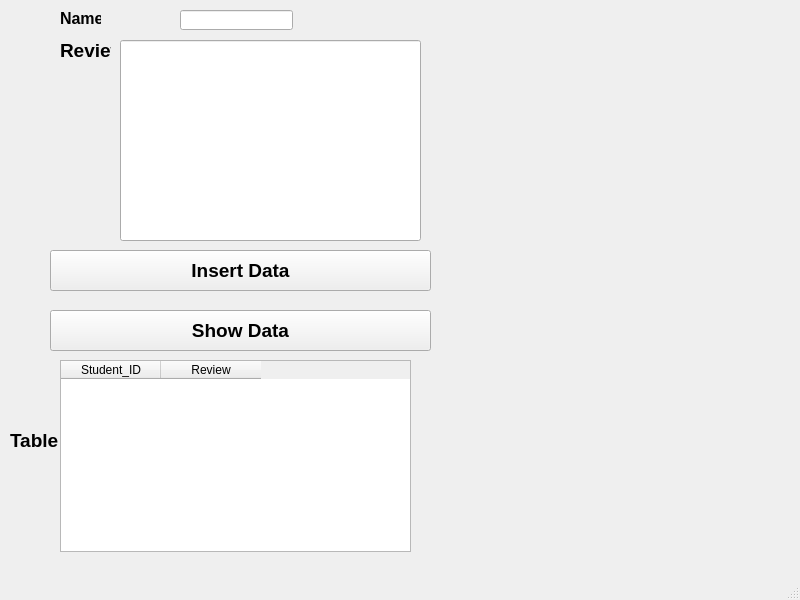
The window that PeerPilot/mainwindow/mainwindow.ui (lsevcik/peerpilot) describes before a commit, drawn with Qt 5.
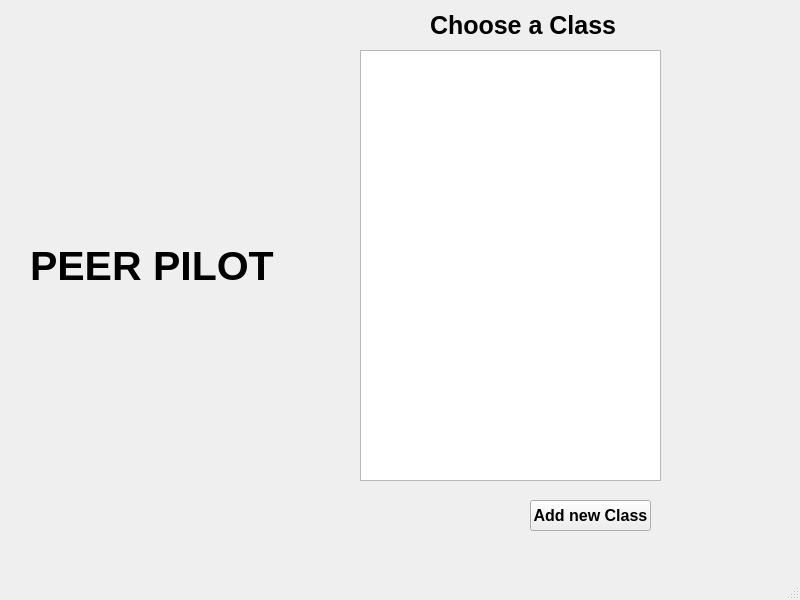
The same window after the commit.

The edit to the form file:
```diff
--- a/PeerPilot/mainwindow/mainwindow.ui
+++ b/PeerPilot/mainwindow/mainwindow.ui
@@ -14,52 +14,61 @@
    <string>MainWindow</string>
   </property>
   <widget class="QWidget" name="centralwidget">
-   <widget class="QLineEdit" name="lineEdit">
+   <widget class="QLabel" name="label_Title">
     <property name="geometry">
      <rect>
-      <x>180</x>
+      <x>30</x>
+      <y>220</y>
+      <width>261</width>
+      <height>91</height>
+     </rect>
+    </property>
+    <property name="font">
+     <font>
+      <pointsize>31</pointsize>
+      <bold>true</bold>
+     </font>
+    </property>
+    <property name="text">
+     <string>PEER PILOT</string>
+    </property>
+   </widget>
+   <widget class="QLabel" name="label_ChooseClass">
+    <property name="geometry">
+     <rect>
+      <x>430</x>
       <y>10</y>
-      <width>113</width>
-      <height>20</height>
+      <width>191</width>
+      <height>31</height>
      </rect>
     </property>
+    <property name="font">
+     <font>
+      <pointsize>19</pointsize>
+      <bold>true</bold>
+     </font>
+    </property>
+    <property name="text">
+     <string>Choose a Class</string>
+    </property>
    </widget>
-   <widget class="QLineEdit" name="lineEdit_2">
+   <widget class="QListWidget" name="listWidget_showClasses">
     <property name="geometry">
      <rect>
-      <x>120</x>
-      <y>40</y>
+      <x>360</x>
+      <y>50</y>
       <width>301</width>
-      <height>201</height>
+      <height>431</height>
      </rect>
     </property>
    </widget>
    <widget class="QPushButton" name="pushButton_InsertData">
     <property name="geometry">
      <rect>
-      <x>50</x>
-      <y>250</y>
-      <width>381</width>
-      <height>41</height>
-     </rect>
-    </property>
-    <property name="font">
-     <font>
-      <pointsize>14</pointsize>
-      <bold>true</bold>
-     </font>
-    </property>
-    <property name="text">
-     <string>Insert Data</string>
-    </property>
-   </widget>
-   <widget class="QLabel" name="label">
-    <property name="geometry">
-     <rect>
-      <x>60</x>
-      <y>10</y>
-      <width>41</width>
-      <height>16</height>
+      <x>530</x>
+      <y>500</y>
+      <width>121</width>
+      <height>31</height>
      </rect>
     </property>
     <property name="font">
@@ -69,84 +78,7 @@
      </font>
     </property>
     <property name="text">
-     <string>Name</string>
-    </property>
-   </widget>
-   <widget class="QLabel" name="label_2">
-    <property name="geometry">
-     <rect>
-      <x>60</x>
-      <y>40</y>
-      <width>51</width>
-      <height>20</height>
-     </rect>
-    </property>
-    <property name="font">
-     <font>
-      <pointsize>14</pointsize>
-      <bold>true</bold>
-     </font>
-    </property>
-    <property name="text">
-     <string>Review</string>
-    </property>
-   </widget>
-   <widget class="QTableWidget" name="tableWidget">
-    <property name="geometry">
-     <rect>
-      <x>60</x>
-      <y>360</y>
-      <width>351</width>
-      <height>192</height>
-     </rect>
-    </property>
-    <column>
-     <property name="text">
-      <string>Student_ID</string>
-     </property>
-    </column>
-    <column>
-     <property name="text">
-      <string>Review</string>
-     </property>
-    </column>
-   </widget>
-   <widget class="QLabel" name="label_3">
-    <property name="geometry">
-     <rect>
-      <x>10</x>
-      <y>430</y>
-      <width>51</width>
-      <height>20</height>
-     </rect>
-    </property>
-    <property name="font">
-     <font>
-      <pointsize>14</pointsize>
-      <bold>true</bold>
-     </font>
-    </property>
-    <property name="text">
-     <string>Table</string>
-    </property>
-   </widget>
-   <widget class="QPushButton" name="pushButton_InsertData_2">
-    <property name="geometry">
-     <rect>
-      <x>50</x>
-      <y>310</y>
-      <width>381</width>
-      <height>41</height>
-     </rect>
-    </property>
-    <property name="font">
-     <font>
-      <pointsize>14</pointsize>
-      <bold>true</bold>
-     </font>
-    </property>
-    <property name="text">
-     <string>Show Data</string>
+     <string>Add new Class</string>
     </property>
    </widget>
   </widget>
```
Left out of the diff: 2 changed lines with no effect on the pictures.
